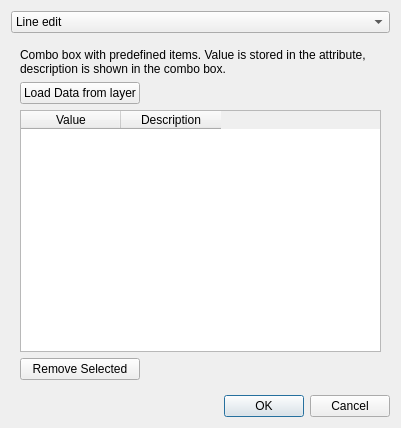
Qt form qgis/src/ui/qgsattributetypeedit.ui (sourcepole/qgis) before a commit.
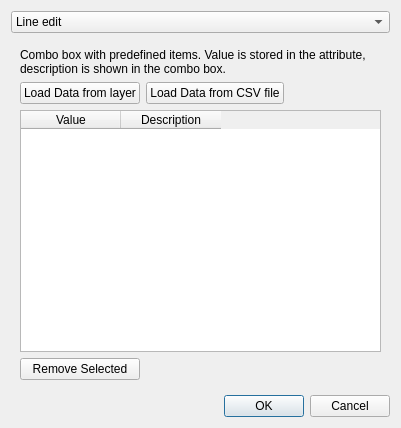
The same form after that commit. The open tabs and pages were chosen to show the change.

Commit message: [FEATURE] add loading of value maps from csv file (apply #1869)

What changed in the file:
```diff
--- a/qgis/src/ui/qgsattributetypeedit.ui
+++ b/qgis/src/ui/qgsattributetypeedit.ui
@@ -61,7 +61,7 @@
    <item>
     <widget class="QStackedWidget" name="stackedWidget">
      <property name="currentIndex">
-      <number>0</number>
+      <number>5</number>
      </property>
      <widget class="QWidget" name="lineEditPage">
       <layout class="QVBoxLayout" name="verticalLayout_9">
@@ -320,7 +320,7 @@
      </widget>
      <widget class="QWidget" name="valueMapPage">
       <layout class="QGridLayout" name="gridLayout">
-       <item row="0" column="0" colspan="2">
+       <item row="0" column="0" colspan="3">
         <widget class="QLabel" name="valueMapLabel">
          <property name="text">
           <string>Combo box with predefined items. Value is stored in the attribute, description is shown in the combo box.</string>
@@ -337,7 +337,7 @@
          </property>
         </widget>
        </item>
-       <item row="1" column="1">
+       <item row="1" column="2">
         <spacer name="horizontalSpacer">
          <property name="orientation">
           <enum>Qt::Horizontal</enum>
@@ -350,7 +350,7 @@
          </property>
         </spacer>
        </item>
-       <item row="2" column="0" colspan="2">
+       <item row="2" column="0" colspan="3">
         <widget class="QTableWidget" name="tableWidget">
          <column>
           <property name="text">
@@ -371,7 +371,7 @@
          </property>
         </widget>
        </item>
-       <item row="3" column="1">
+       <item row="3" column="1" colspan="2">
         <spacer name="horizontalSpacer_2">
          <property name="orientation">
           <enum>Qt::Horizontal</enum>
@@ -384,6 +384,13 @@
          </property>
         </spacer>
        </item>
+       <item row="1" column="1">
+        <widget class="QPushButton" name="loadFromCSVButton">
+         <property name="text">
+          <string>Load Data from CSV file</string>
+         </property>
+        </widget>
+       </item>
       </layout>
      </widget>
      <widget class="QWidget" name="enumerationPage">
```
The commit also changes 2 other files.
